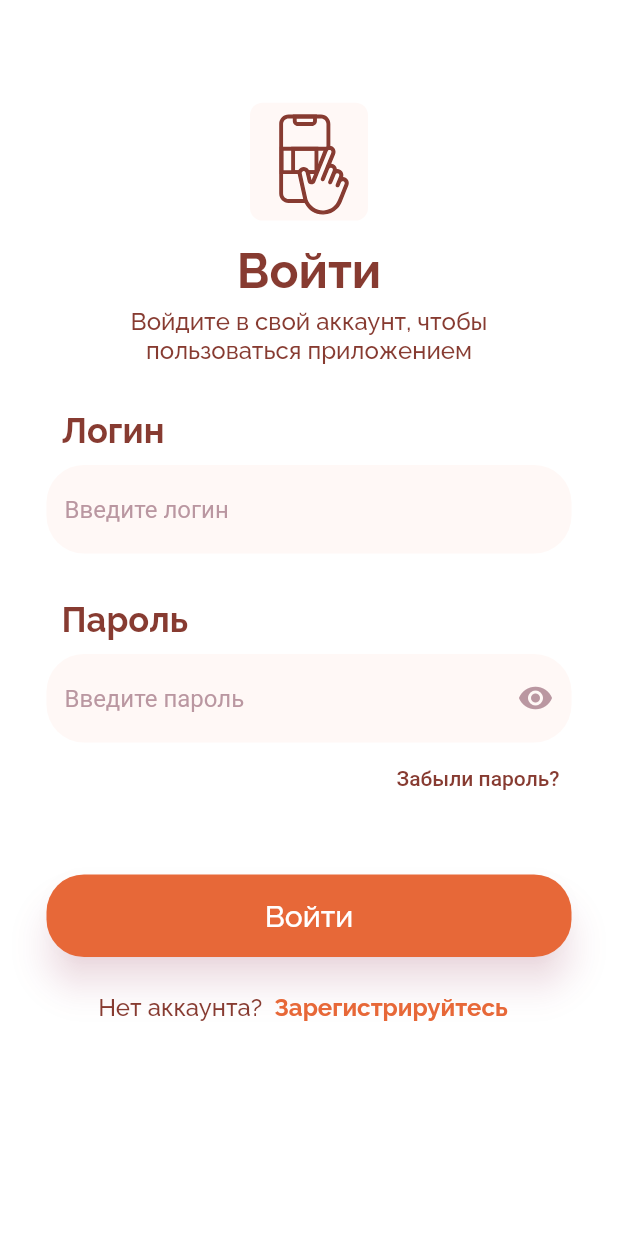
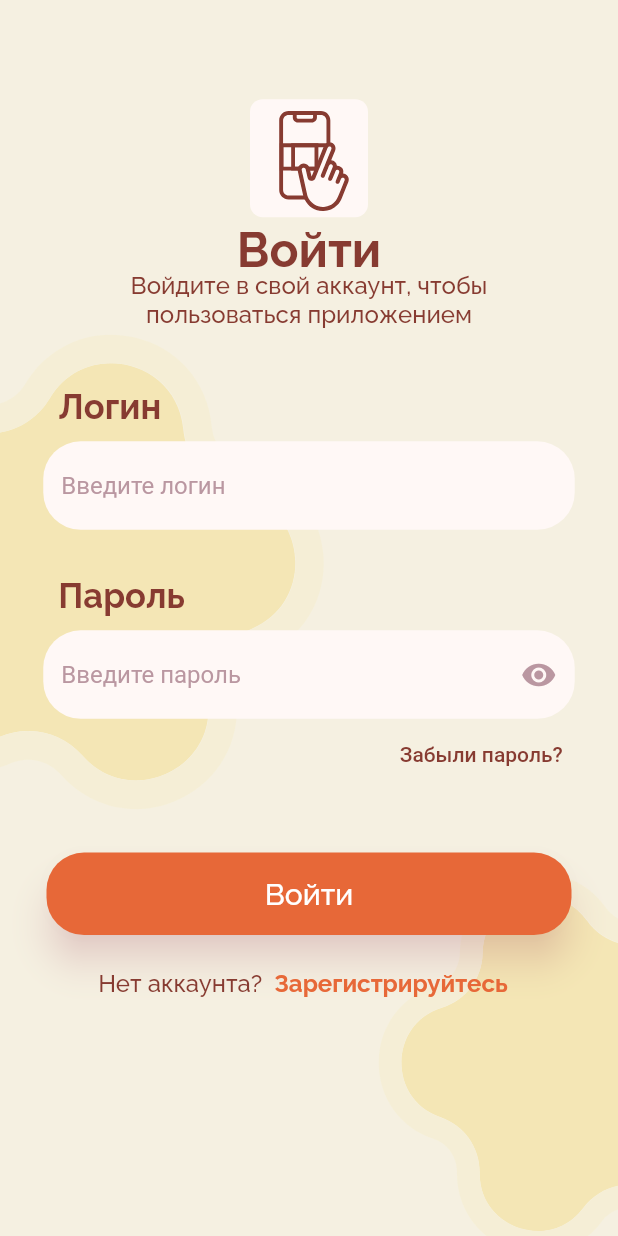
Before and after one commit to FREDY129053/SwipeFilm, a Flutter app: the SignIn screen opened by its route, on a phone screen of 412 x 824 dp. Run offline on Flutter 3.47's test engine with Material 2 defaults, Android fonts, the light colour scheme and no system bars; our stand-ins replace flutter_svg, flutter_svg_provider, google_fonts.

Commit message:
переделано окно входа

```diff
--- a/lib/features/sign_in_screen/sign_in_screen.dart
+++ b/lib/features/sign_in_screen/sign_in_screen.dart
@@ -14,32 +14,50 @@ class _SignInState extends State<SignIn>
 {
   @override
   Widget build(BuildContext context) {
+    double deviceHeight(BuildContext context) => MediaQuery.of(context).size.height;
+    double deviceWidth(BuildContext context) => MediaQuery.of(context).size.width;
     const mainTextColor = Color.fromRGBO(135, 59, 49, 1);
-    return Container(
-      decoration: const BoxDecoration(
-          image: DecorationImage(
-              image: AssetImage('assets/svg/Group 38_1.png')
-          )
+    return Scaffold(
+          resizeToAvoidBottomInset: false,
+          backgroundColor: Color(0xFFF5F0E1),
+
+          body: Column(
+                children: [
+                  Stack(
+                    alignment: AlignmentDirectional.topCenter,
+                    children: [
+                      Transform.translate(
+                        offset: Offset(-160, 220),
+                        child: RotationTransition(
+                          turns: AlwaysStoppedAnimation(30 / 360),
+                          child: Opacity(
+                            opacity: 0.5,
+                            child: SvgPicture.asset('assets/svg/mainmenu_star2.svg'),
                           ),
-      child: Scaffold(
-          resizeToAvoidBottomInset: false,
-          backgroundColor: Colors.transparent,
-          body: Row(
-            mainAxisAlignment: MainAxisAlignment.center,
-            children: [
-              Column(
-                children: [
+                        ),
+                      ),
+                      Transform.translate(
+                        offset: Offset(170, 550),
+                        child: ScaleTransition(
+                          scale: AlwaysStoppedAnimation(0.8),
+                          child: Opacity(
+                            opacity: 0.5,
+                            child: SvgPicture.asset('assets/svg/mainmenu_star2.svg'),
+                          ),
+                        ),
+                      ),
                       Container(
+                        alignment: Alignment.topCenter,
                         width: 100,
                         height: 100,
-                    margin: EdgeInsets.only(top: 60),
+                        margin: EdgeInsets.only(top: deviceHeight(context)*0.07),
                         child: SvgPicture.asset('assets/svg/app_logo.svg'),
                       ),
 
                       Align(
-                      alignment: Alignment.topCenter,
+                          alignment: Alignment.center,
                           child: Padding(
-                        padding: EdgeInsets.only(top: 2),
+                            padding: EdgeInsets.only(top: deviceHeight(context)*0.18),
                             child: Text('Войти',
                               textAlign: TextAlign.center,
                               style: GoogleFonts.raleway
@@ -51,7 +69,7 @@ class _SignInState extends State<SignIn>
                       ),
 
                       Container(
-                    margin: EdgeInsets.only(top: 5),
+                        margin: EdgeInsets.only(top: deviceHeight(context)*0.22),
                         child: Text('Войдите в свой аккаунт, чтобы\nпользоваться приложением',
                           textAlign: TextAlign.center,
                           style: GoogleFonts.raleway
@@ -63,8 +81,11 @@ class _SignInState extends State<SignIn>
 
 
                       Container(
-                      width: 350,
-                      padding: EdgeInsets.only(top: 20),
+                          //width: 350,
+                          padding: EdgeInsets.only(
+                              top: deviceHeight(context)*0.3,
+                              left:deviceWidth(context)*0.07,
+                              right: deviceWidth(context)*0.07),
                           child: Column(
                             children: [
                               Container(
@@ -137,7 +158,7 @@ class _SignInState extends State<SignIn>
                                 ),
                               ),
                               Container(
-                              margin: EdgeInsets.only(top: 40),
+                                  margin: EdgeInsets.only(top: deviceHeight(context)*0.05),
                                   child: ElevatedButton(
                                     style: ElevatedButton.styleFrom(
                                       shadowColor: Color.fromRGBO(184, 9, 72, 0.25),
@@ -163,7 +184,7 @@ class _SignInState extends State<SignIn>
                                 mainAxisAlignment: MainAxisAlignment.center,
                                 children: [
                                   Padding(
-                                padding: EdgeInsets.only(top: 10),
+                                    padding: EdgeInsets.only(top: deviceHeight(context)*0.01),
                                     child: Text('Нет аккаунта?',
                                       textAlign: TextAlign.center,
                                       style: GoogleFonts.raleway
@@ -173,7 +194,7 @@ class _SignInState extends State<SignIn>
                                     ),
                                   ),
                                   Padding(
-                                padding: EdgeInsets.only(top: 10),
+                                    padding: EdgeInsets.only(top: deviceHeight(context)*0.01),
                                     child: TextButton(
                                       style: TextButton.styleFrom(
                                           foregroundColor: Color.fromRGBO(231, 104, 56, 1)
@@ -193,9 +214,9 @@ class _SignInState extends State<SignIn>
                           )
                       ),
                     ],
-              )
+                  ),
+
                 ],
-          )
               ),
       );
   }
```
Lines whose indentation alone changed are shown as unchanged.
